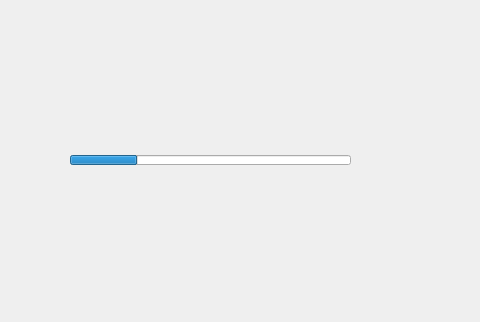
The window that client/cdlgtest.ui (tbikfalvi/Belenus) describes before a commit, drawn with Qt 5; both pictures show x 0 to 480 and y 245 to 567 of the 875 by 567 pixel window.
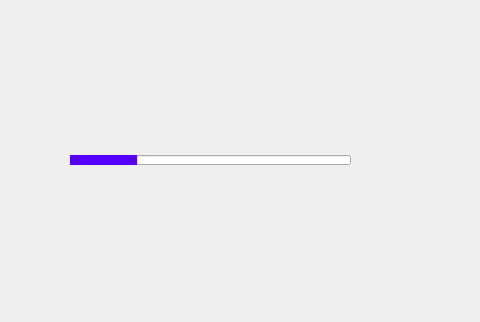
The same window after the commit.

```diff
--- a/client/cdlgtest.ui
+++ b/client/cdlgtest.ui
@@ -127,18 +127,15 @@
      <height>10</height>
     </rect>
    </property>
+   <property name="styleSheet">
+    <string notr="true">QProgressBar::chunk { background-color: #5500FF; }</string>
+   </property>
    <property name="value">
     <number>24</number>
    </property>
    <property name="textVisible">
     <bool>false</bool>
    </property>
-   <property name="orientation">
-    <enum>Qt::Horizontal</enum>
-   </property>
-   <property name="invertedAppearance">
-    <bool>false</bool>
-   </property>
    <property name="format">
     <string/>
    </property>
```
